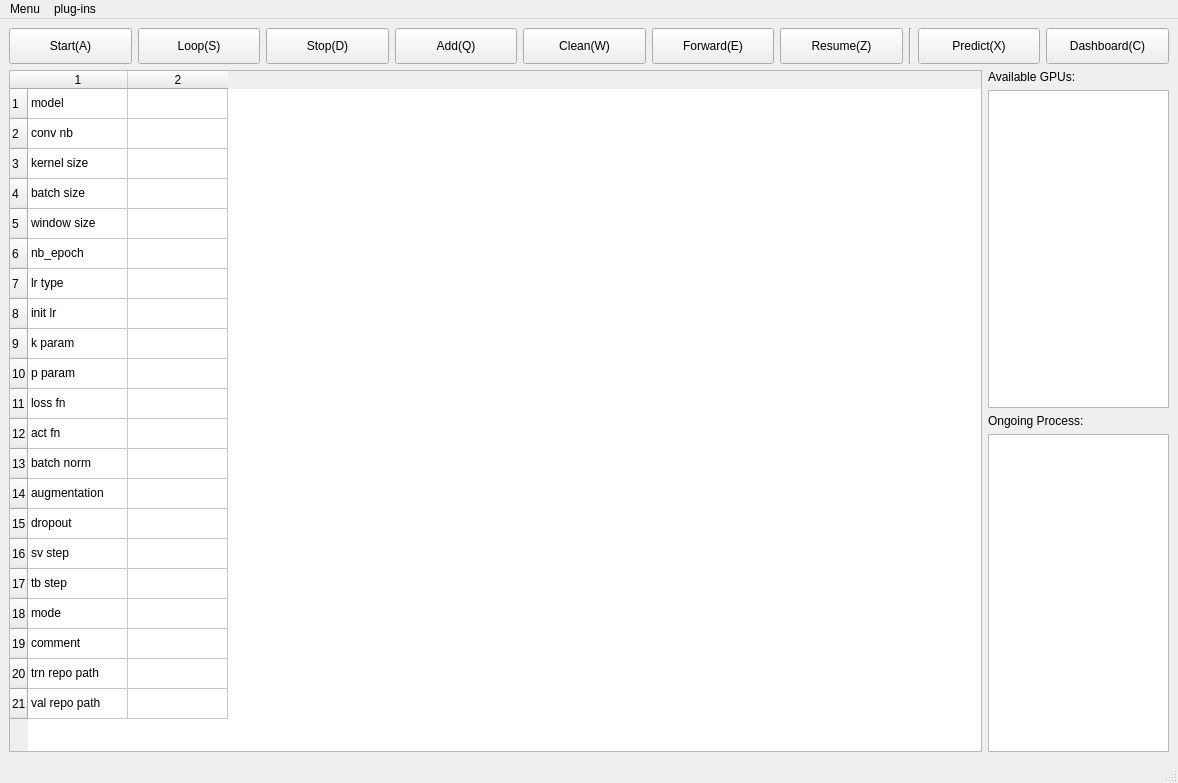
The window that _taskManager/mainwindow.ui (ZeliangSu/SegmentPy) describes before a commit, drawn with Qt 5.
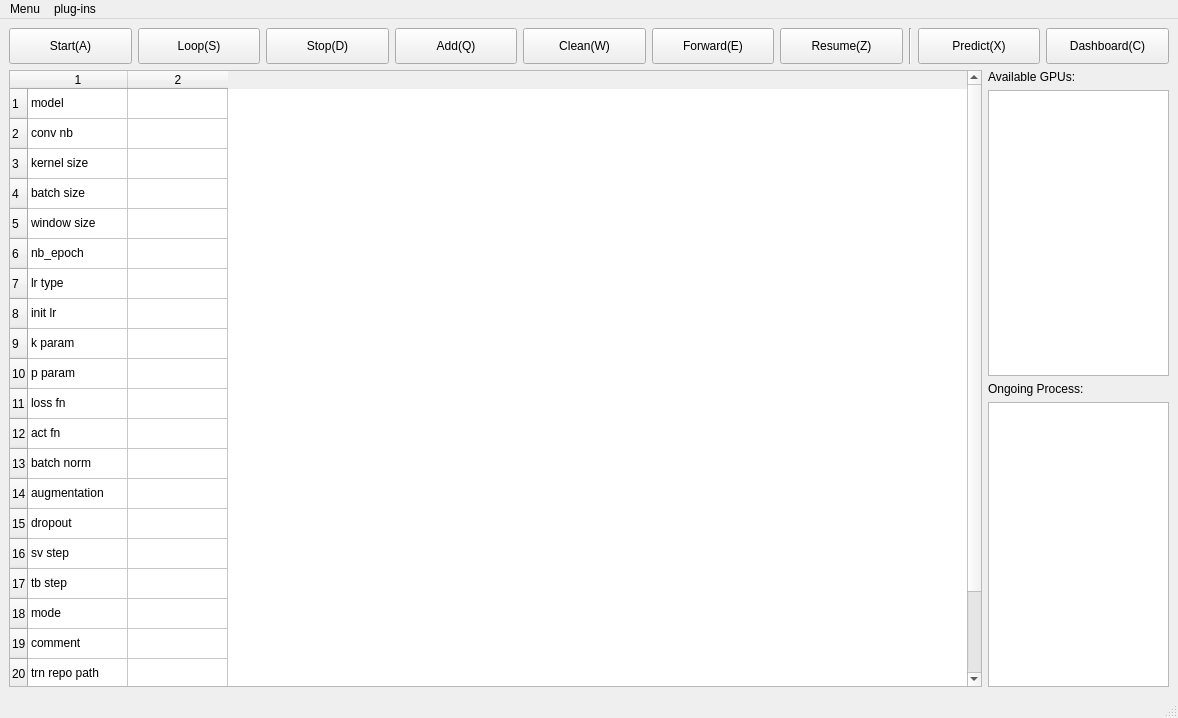
The same window after the commit. Icons and pictures are not drawn.

What changed in the file:
```diff
--- a/_taskManager/mainwindow.ui
+++ b/_taskManager/mainwindow.ui
@@ -7,7 +7,7 @@
     <x>0</x>
     <y>0</y>
     <width>1178</width>
-    <height>783</height>
+    <height>718</height>
    </rect>
   </property>
   <property name="windowTitle">
@@ -256,7 +256,7 @@
            <bool>false</bool>
           </property>
           <property name="rowCount">
-           <number>21</number>
+           <number>22</number>
           </property>
           <property name="columnCount">
            <number>2</number>
@@ -267,6 +267,10 @@
           <attribute name="horizontalHeaderDefaultSectionSize">
            <number>100</number>
           </attribute>
+          <attribute name="horizontalHeaderMinimumSectionSize">
+           <number>18</number>
+          </attribute>
+          <row/>
           <row/>
           <row/>
           <row/>
@@ -413,6 +417,11 @@
             <string>val repo path</string>
            </property>
           </item>
+          <item row="21" column="0">
+           <property name="text">
+            <string>ckpt path</string>
+           </property>
+          </item>
          </widget>
         </item>
         <item>
```
Left out of the diff: 42 changed lines with no effect on the pictures.
